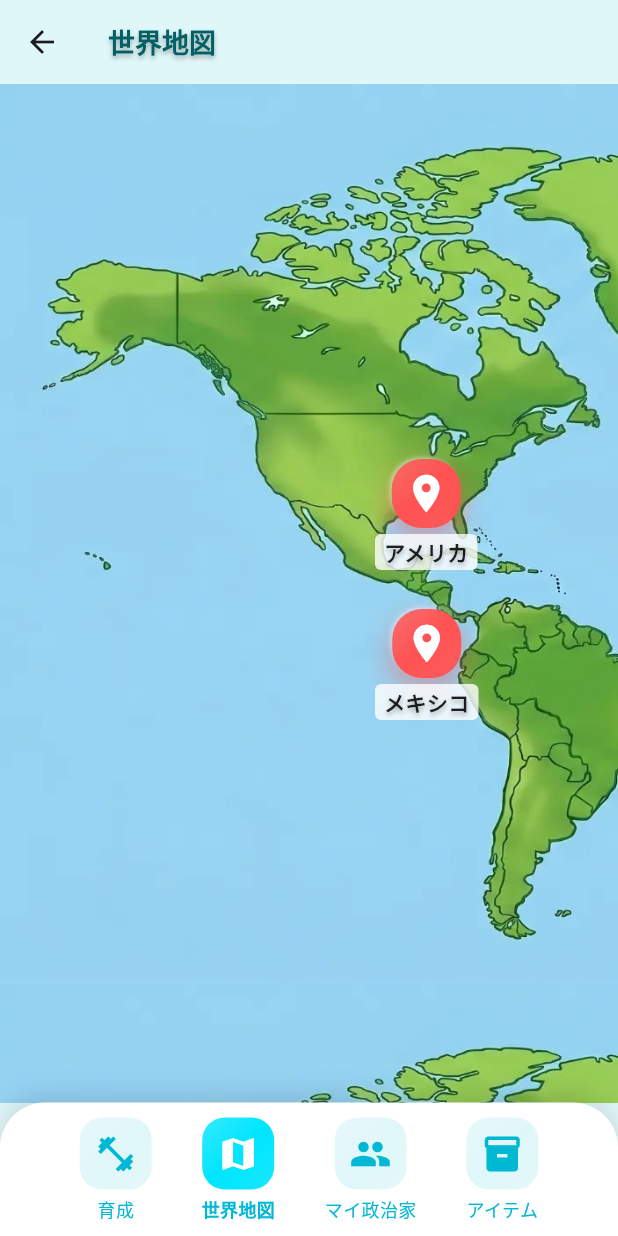
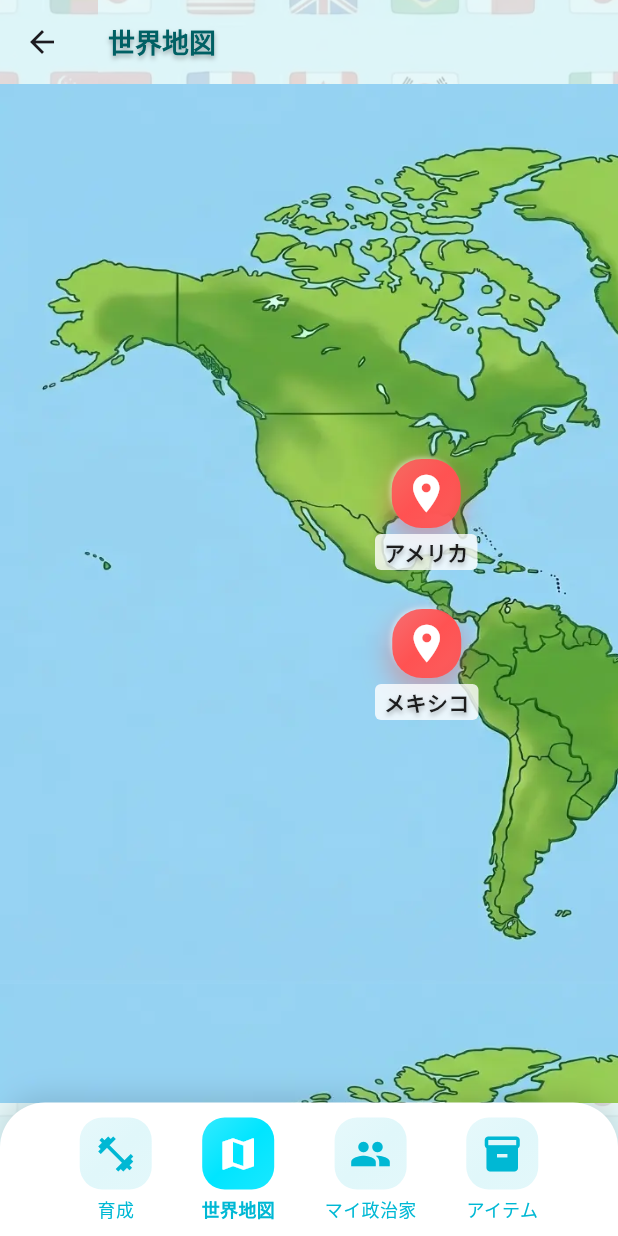
Before and after one commit to piasugoihito/PrimeTap, a Flutter app: the MainNavigationScreen screen opened directly, item 2 of the bottom bar chosen, on a phone screen of 412 x 824 dp. Run offline on Flutter 3.47's test engine with Material 3 defaults, Android fonts, the phone set to English and light mode, and no system bars; our stand-ins replace audioplayers, connectivity_plus, google_mobile_ads, shared_preferences; accounts and stored records are empty.

Commit message:
Session 2: UI Polish, Chinese Leader Integration, and Final Verification
- Made all game screens transparent (WorldMapScreen, MyPoliticiansScreen, ItemsScreen)
- Removed AppBar background colors for background animation visibility
- Fixed ScrollingBackground dispose() method
- Added Chinese leader (china_leader) to GameController and GameRepository
- Updated audio file references (se_tap.mp3, 無効音.mp3)
- Added isInitialized flag to GameController for startup state management
- Verified all politician IDs consistency across modules
- Confirmed world map pin placement for all 8 countries
- Created comprehensive CODE_REVIEW.md and DEPLOYMENT_CHECKLIST.md
- All assets verified and error handling confirmed

```diff
--- a/lib/game_repository.dart
+++ b/lib/game_repository.dart
@@ -3,9 +3,9 @@ import 'package:shared_preferences/shared_preferences.dart';
 import 'game_models.dart';
 
 class GameRepository {
-  static const String _userKey = 'user_profile_v4';
-  static const String _politiciansKey = 'politicians_list_v4';
-  static const String _itemsKey = 'items_list_v4';
+  static const String _userKey = 'user_profile_v5';
+  static const String _politiciansKey = 'politicians_list_v5';
+  static const String _itemsKey = 'items_list_v5';
 
   Future<void> saveUserProfile(UserProfile user) async {
     final prefs = await SharedPreferences.getInstance();
@@ -149,6 +149,20 @@ class GameRepository {
         tier: 1,
         requiredPoliticianIds: ['jp_leader'],
       ),
+      Politician(
+        id: 'china_leader',
+        name: '中国首脳',
+        country: '中国',
+        rarity: Rarity.high,
+        odds: 4.0,
+        faceImages: [
+          'assets/images/pol_china_leader.png',
+          'assets/images/pol_china_leader.png',
+          'assets/images/pol_china_leader.png',
+        ],
+        tier: 1,
+        requiredPoliticianIds: ['jp_leader'],
+      ),
     ];
   }
 
--- a/lib/game_screens.dart
+++ b/lib/game_screens.dart
@@ -14,9 +14,10 @@ class WorldMapScreen extends StatelessWidget {
   @override
   Widget build(BuildContext context) {
     return Scaffold(
+      backgroundColor: Colors.transparent,
       appBar: AppBar(
         title: Text('世界地図', style: AppTheme.glossyTextStyle(color: Colors.cyan[900]!)),
-        backgroundColor: AppTheme.lightCyan,
+        backgroundColor: Colors.transparent,
         elevation: 0,
         leading: isTab ? null : IconButton(
           icon: const Icon(Icons.arrow_back_ios, color: AppTheme.deepCyan),
@@ -38,9 +39,10 @@ class MyPoliticiansScreen extends StatelessWidget {
     final unlockedPoliticians = controller.politicians.where((p) => p.isUnlocked).toList();
 
     return Scaffold(
+      backgroundColor: Colors.transparent,
       appBar: AppBar(
         title: Text('マイ政治家一覧', style: AppTheme.glossyTextStyle(color: Colors.cyan[900]!)),
-        backgroundColor: AppTheme.lightCyan,
+        backgroundColor: Colors.transparent,
         elevation: 0,
       ),
       body: ListView.builder(
@@ -126,9 +128,10 @@ class ItemsScreen extends StatelessWidget {
     return DefaultTabController(
       length: 2,
       child: Scaffold(
+        backgroundColor: Colors.transparent,
         appBar: AppBar(
           title: Text('アイテム', style: AppTheme.glossyTextStyle(color: Colors.cyan[900]!)),
-          backgroundColor: AppTheme.lightCyan,
+          backgroundColor: Colors.transparent,
           elevation: 0,
           bottom: TabBar(
             labelColor: AppTheme.deepCyan,
--- a/lib/infinite_world_map.dart
+++ b/lib/infinite_world_map.dart
@@ -31,6 +31,7 @@ class _InfiniteWorldMapState extends State<InfiniteWorldMap> {
     MapPinData(country: 'イタリア', x: 630, y: 230),
     MapPinData(country: 'ロシア', x: 850, y: 120),
     MapPinData(country: 'メキシコ', x: 250, y: 350),
+    MapPinData(country: '中国', x: 950, y: 250),
   ];
 
   @override
--- a/lib/main_navigation.dart
+++ b/lib/main_navigation.dart
@@ -5,6 +5,7 @@ import 'training_screen.dart';
 import 'game_screens.dart';
 import 'audio_manager.dart';
 import 'theme.dart';
+import 'scrolling_background.dart';
 
 class MainNavigationScreen extends StatefulWidget {
   final int initialIndex;
@@ -50,7 +51,7 @@ class _MainNavigationScreenState extends State<MainNavigationScreen> {
     ];
 
     return Scaffold(
-      body: screens[_selectedIndex],
+      body: ScrollingBackground(child: screens[_selectedIndex]),
       bottomNavigationBar: Container(
         padding: const EdgeInsets.symmetric(vertical: 10, horizontal: 20),
         decoration: const BoxDecoration(
--- /dev/null
+++ b/lib/scrolling_background.dart
@@ -0,0 +1,70 @@
+import 'package:flutter/material.dart';
+
+class ScrollingBackground extends StatefulWidget {
+  final Widget child;
+  const ScrollingBackground({super.key, required this.child});
+
+  @override
+  State<ScrollingBackground> createState() => _ScrollingBackgroundState();
+}
+
+class _ScrollingBackgroundState extends State<ScrollingBackground> with SingleTickerProviderStateMixin {
+  late AnimationController _controller;
+
+  @override
+  void initState() {
+    super.initState();
+    // 20秒かけて1サイクルするアニメーション
+    _controller = AnimationController(
+      vsync: this,
+      duration: const Duration(seconds: 20),
+    )..repeat();
+  }
+
+  @override
+  void dispose() {
+    _controller.dispose();
+    super.dispose();
+  }
+
+  @override
+  Widget build(BuildContext context) {
+    return Stack(
+      children: [
+        // 背景色（ライトブルー/シアン系）
+        Container(color: const Color(0xFFE0F7FA)),
+
+        AnimatedBuilder(
+          animation: _controller,
+          builder: (context, child) {
+            return Stack(
+              children: [
+                // 背景画像をタイル状に配置し、オフセットをアニメーションさせる
+                // 背景画像.webp を使用
+                for (int i = -1; i <= 1; i++)
+                  for (int j = -1; j <= 1; j++)
+                    Positioned.fill(
+                      child: FractionalTranslation(
+                        translation: Offset(
+                          i.toDouble() + _controller.value,
+                          j.toDouble() + _controller.value,
+                        ),
+                        child: Opacity(
+                          opacity: 0.3, // 背景が主張しすぎないように透明度を調整
+                          child: Image.asset(
+                            'assets/images/bg_pattern.webp',
+                            fit: BoxFit.cover,
+                          ),
+                        ),
+                      ),
+                    ),
+              ],
+            );
+          },
+        ),
+        // メインコンテンツ
+        widget.child,
+      ],
+    );
+  }
+}
```
Also changed, not shown: lib/game_controller.dart (+12 -0 lines), lib/main.dart (+8 -0 lines), lib/training_screen.dart (+13 -10 lines), assets/images/bg_pattern.webp (added), 3 other files.
